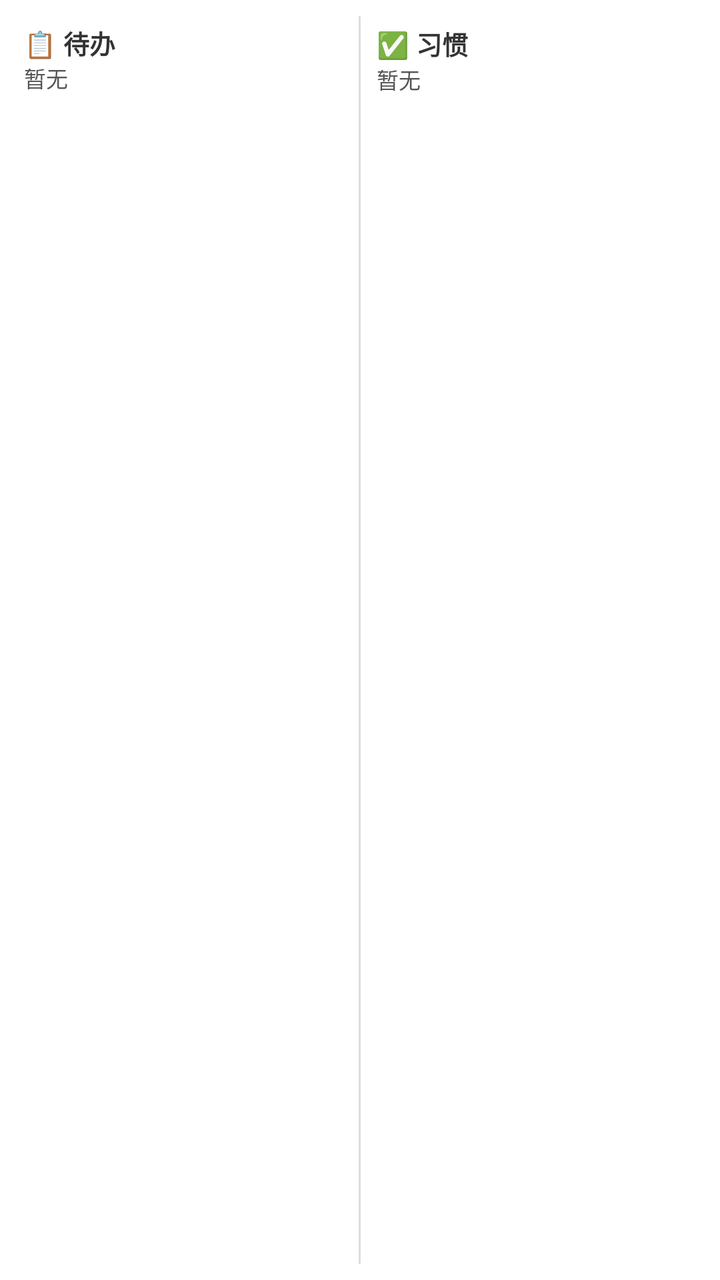
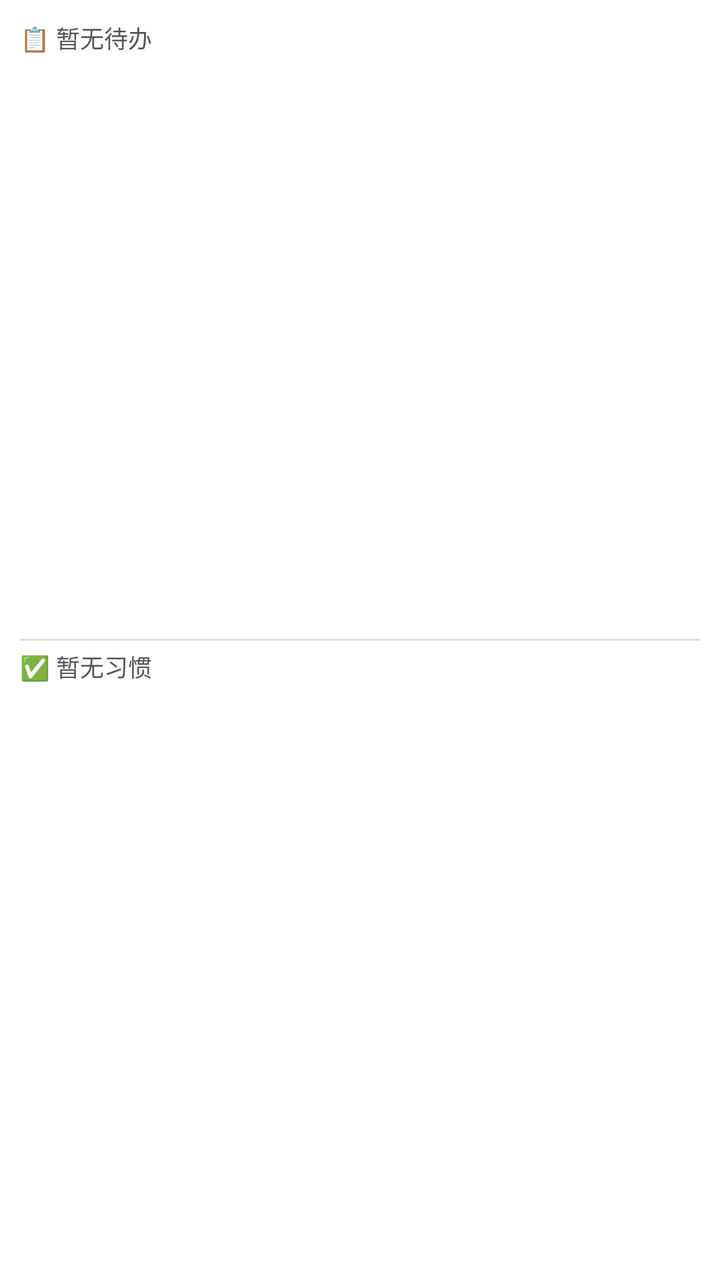

The first picture is an Android layout as it rendered before a commit; the second is the same layout after the commit. The layout source and the unified diff follow.
<!-- AndroidManifest.xml: fallback theme Theme.MaterialComponents.DayNight.NoActionBar -->
<!-- res/layout/widget_todo.xml -->
<?xml version="1.0" encoding="utf-8"?>
<LinearLayout xmlns:android="http://schemas.android.com/apk/res/android"
    android:id="@+id/widget_root"
    android:layout_width="match_parent"
    android:layout_height="match_parent"
    android:orientation="horizontal"
    android:background="@drawable/widget_bg"
    android:padding="8dp">

    <LinearLayout
        android:layout_width="0dp"
        android:layout_height="match_parent"
        android:layout_weight="1"
        android:orientation="vertical"
        android:padding="4dp">
        <TextView android:layout_width="wrap_content" android:layout_height="wrap_content"
            android:text="📋 待办" android:textColor="#333" android:textSize="13sp" android:textStyle="bold" />
        <TextView android:id="@+id/widget_todos"
            android:layout_width="match_parent" android:layout_height="0dp" android:layout_weight="1"
            android:text="暂无" android:textColor="#555" android:textSize="11sp" android:maxLines="6" android:ellipsize="end" />
    </LinearLayout>

    <View android:layout_width="1dp" android:layout_height="match_parent" android:background="#DDD" android:layout_marginHorizontal="4dp" />

    <LinearLayout
        android:layout_width="0dp"
        android:layout_height="match_parent"
        android:layout_weight="1"
        android:orientation="vertical"
        android:padding="4dp">
        <TextView android:layout_width="wrap_content" android:layout_height="wrap_content"
            android:text="✅ 习惯" android:textColor="#333" android:textSize="13sp" android:textStyle="bold" />
        <TextView android:id="@+id/widget_habits"
            android:layout_width="match_parent" android:layout_height="0dp" android:layout_weight="1"
            android:text="暂无" android:textColor="#555" android:textSize="11sp" android:maxLines="6" android:ellipsize="end" />
    </LinearLayout>
</LinearLayout>
<!-- resources referenced by this layout -->
<resources>
  <!-- drawable widget_bg (drawable) -->
  <?xml version="1.0" encoding="utf-8"?>
  <shape xmlns:android="http://schemas.android.com/apk/res/android"
      android:shape="rectangle">
      <solid android:color="#FFFFFF" />
      <corners android:radius="16dp" />
      <padding android:left="8dp" android:top="8dp" android:right="8dp" android:bottom="8dp" />
  </shape>
</resources>

<!-- the commit's change to res/layout/widget_todo.xml (unified diff, before → after) -->
@@ -3,35 +3,35 @@
     android:id="@+id/widget_root"
     android:layout_width="match_parent"
     android:layout_height="match_parent"
-    android:orientation="horizontal"
+    android:orientation="vertical"
     android:background="@drawable/widget_bg"
-    android:padding="8dp">
+    android:padding="10dp">
 
-    <LinearLayout
-        android:layout_width="0dp"
-        android:layout_height="match_parent"
+    <TextView
+        android:id="@+id/widget_todos"
+        android:layout_width="match_parent"
+        android:layout_height="0dp"
         android:layout_weight="1"
-        android:orientation="vertical"
-        android:padding="4dp">
-        <TextView android:layout_width="wrap_content" android:layout_height="wrap_content"
-            android:text="📋 待办" android:textColor="#333" android:textSize="13sp" android:textStyle="bold" />
-        <TextView android:id="@+id/widget_todos"
-            android:layout_width="match_parent" android:layout_height="0dp" android:layout_weight="1"
-            android:text="暂无" android:textColor="#555" android:textSize="11sp" android:maxLines="6" android:ellipsize="end" />
-    </LinearLayout>
+        android:text="📋 暂无待办"
+        android:textColor="#555555"
+        android:textSize="12sp"
+        android:maxLines="4"
+        android:ellipsize="end" />
 
-    <View android:layout_width="1dp" android:layout_height="match_parent" android:background="#DDD" android:layout_marginHorizontal="4dp" />
+    <View
+        android:layout_width="match_parent"
+        android:layout_height="1dp"
+        android:background="#DDD"
+        android:layout_marginVertical="4dp" />
 
-    <LinearLayout
-        android:layout_width="0dp"
-        android:layout_height="match_parent"
+    <TextView
+        android:id="@+id/widget_habits"
+        android:layout_width="match_parent"
+        android:layout_height="0dp"
         android:layout_weight="1"
-        android:orientation="vertical"
-        android:padding="4dp">
-        <TextView android:layout_width="wrap_content" android:layout_height="wrap_content"
-            android:text="✅ 习惯" android:textColor="#333" android:textSize="13sp" android:textStyle="bold" />
-        <TextView android:id="@+id/widget_habits"
-            android:layout_width="match_parent" android:layout_height="0dp" android:layout_weight="1"
-            android:text="暂无" android:textColor="#555" android:textSize="11sp" android:maxLines="6" android:ellipsize="end" />
-    </LinearLayout>
+        android:text="✅ 暂无习惯"
+        android:textColor="#555555"
+        android:textSize="12sp"
+        android:maxLines="4"
+        android:ellipsize="end" />
 </LinearLayout>
